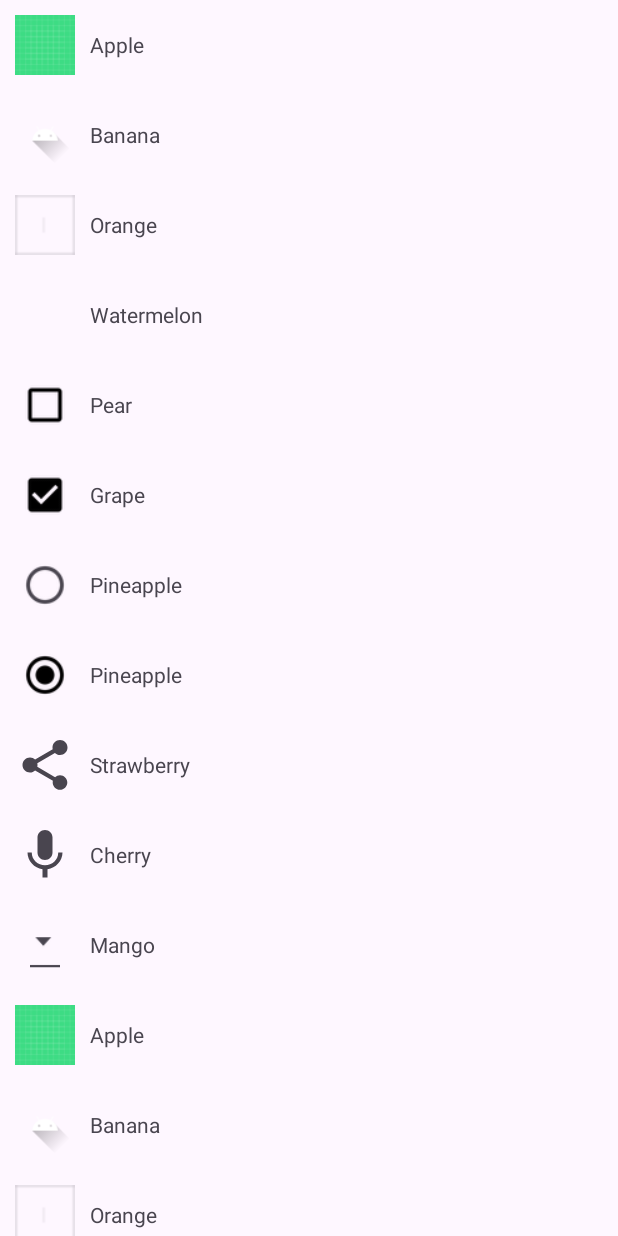
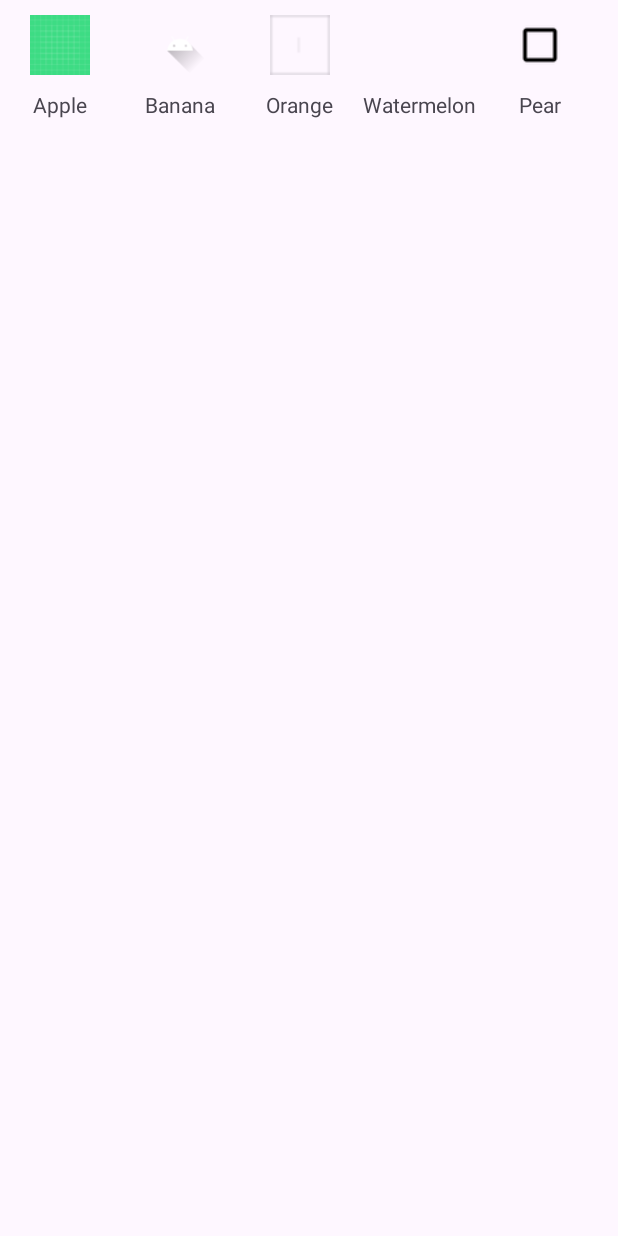
Before and after one commit to FrankHGT/AndroidFirstLine, an Android app: the screen it shows after launch (MainActivity), on a phone screen of 412 x 824 dp. Run offline under Robolectric (Android 15) with nearby library versions, the phone set to English and light mode, and no system bars.

Commit message:
ch4: change RecyclerView orientation to horizontal

```diff
--- a/ch4/RecyclerViewTest/app/src/main/java/com/example/recyclerviewtest/MainActivity.kt
+++ b/ch4/RecyclerViewTest/app/src/main/java/com/example/recyclerviewtest/MainActivity.kt
@@ -12,6 +12,8 @@ class MainActivity : AppCompatActivity() {
         setContentView(R.layout.activity_main)
         initFruits()
         val layoutManager = LinearLayoutManager(this)
+        layoutManager.orientation = LinearLayoutManager.HORIZONTAL
+
         val recyclerView: RecyclerView = findViewById(R.id.recyclerView)
         recyclerView.layoutManager = layoutManager
         val adapter = FruitAdapter(fruitList)
--- a/ch4/RecyclerViewTest/app/src/main/res/layout/fruit_item.xml
+++ b/ch4/RecyclerViewTest/app/src/main/res/layout/fruit_item.xml
@@ -1,19 +1,20 @@
 <LinearLayout xmlns:android="http://schemas.android.com/apk/res/android"
-    android:layout_width="match_parent"
-    android:layout_height="60dp">
+    android:orientation="vertical"
+    android:layout_width="80dp"
+    android:layout_height="wrap_content">
 
     <ImageView
         android:id="@+id/fruitImage"
         android:layout_width="40dp"
         android:layout_height="40dp"
-        android:layout_gravity="center_vertical"
-        android:layout_marginLeft="10dp"/>
+        android:layout_gravity="center_horizontal"
+        android:layout_marginTop="10dp"/>
 
     <TextView
         android:id="@+id/fruitName"
         android:layout_width="wrap_content"
         android:layout_height="wrap_content"
-        android:layout_gravity="center_vertical"
-        android:layout_marginLeft="10dp" />
+        android:layout_gravity="center_horizontal"
+        android:layout_marginTop="10dp" />
 
 </LinearLayout>
```
